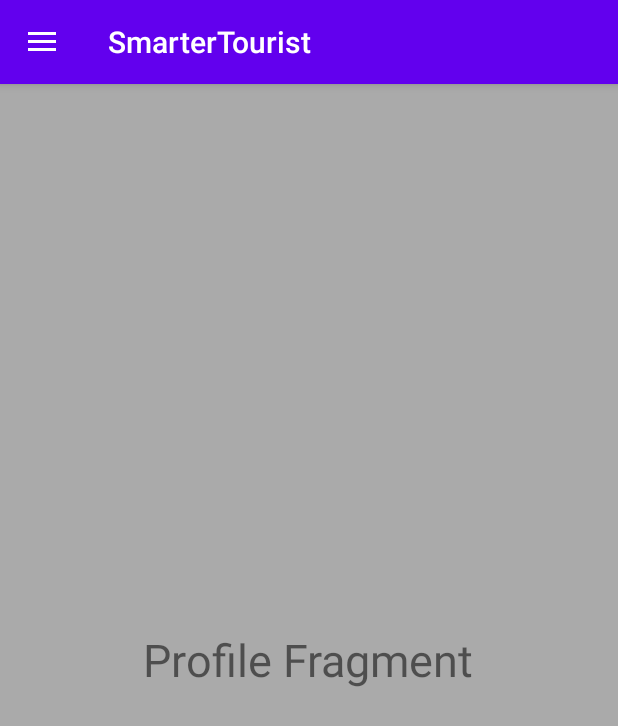
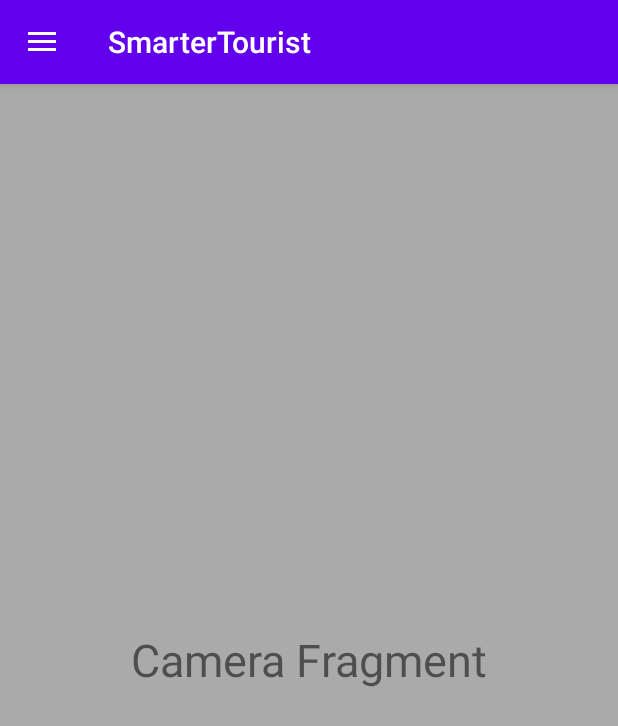
Before and after one commit to Marmotti/SmarterTourist, an Android app: the screen it shows after launch (MainActivity), on a phone screen of 412 x 824 dp. Shown: the top 726 px of the screen. Run offline under Robolectric (Android 15) with nearby library versions, the phone set to English and light mode, and no system bars.

Commit message:
Commit adding scheme of map view

```diff
--- a/app/build.gradle
+++ b/app/build.gradle
@@ -34,4 +34,9 @@ dependencies {
     testImplementation 'junit:junit:4.12'
     androidTestImplementation 'androidx.test.ext:junit:1.1.1'
     androidTestImplementation 'androidx.test.espresso:espresso-core:3.2.0'
+
+    implementation 'com.google.firebase:firebase-analytics:17.4.2'
 }
+
+apply plugin: 'com.android.application'
+apply plugin: 'com.google.gms.google-services'
--- /dev/null
+++ b/app/src/main/java/com/marmotti/smartertourist/CameraFragment.java
@@ -0,0 +1,23 @@
+package com.marmotti.smartertourist;
+
+import android.os.Bundle;
+import android.view.LayoutInflater;
+import android.view.View;
+import android.view.ViewGroup;
+
+import androidx.annotation.NonNull;
+import androidx.annotation.Nullable;
+import androidx.fragment.app.Fragment;
+
+public class CameraFragment extends Fragment {
+
+    public static CameraFragment newInstance(){
+        return new CameraFragment();
+    }
+
+    @Nullable
+    @Override
+    public View onCreateView(@NonNull LayoutInflater inflater, @Nullable ViewGroup container, @Nullable Bundle savedInstanceState) {
+        return inflater.inflate(R.layout.fragment_camera, container, false);
+    }
+}
--- a/app/src/main/java/com/marmotti/smartertourist/MainActivity.java
+++ b/app/src/main/java/com/marmotti/smartertourist/MainActivity.java
@@ -12,31 +12,46 @@ import androidx.appcompat.app.AppCompatActivity;
 import androidx.appcompat.widget.Toolbar;
 import androidx.core.view.GravityCompat;
 import androidx.drawerlayout.widget.DrawerLayout;
+import androidx.fragment.app.FragmentPagerAdapter;
+import androidx.viewpager.widget.ViewPager;
 
 import android.view.View;
 import android.view.Menu;
 import android.view.MenuItem;
 import android.widget.Toast;
 
+import static androidx.fragment.app.FragmentPagerAdapter.BEHAVIOR_RESUME_ONLY_CURRENT_FRAGMENT;
+
 public class MainActivity extends AppCompatActivity implements NavigationView.OnNavigationItemSelectedListener {
     private DrawerLayout drawer;
+    private FragmentPagerAdapter fragmentPagerAdapter;
 
     @Override
     protected void onCreate(Bundle savedInstanceState) {
         super.onCreate(savedInstanceState);
         setContentView(R.layout.activity_main);
 
+        //Creating and associating adapter in order to swipe sides to switch fragments
+        ViewPager viewPager = findViewById(R.id.fragment_container);
+        fragmentPagerAdapter = new ViewPagerAdapter(getSupportFragmentManager(), BEHAVIOR_RESUME_ONLY_CURRENT_FRAGMENT);
+        viewPager.setAdapter(fragmentPagerAdapter);
+        viewPager.setCurrentItem(0);
+
+        //Setting toolbar
         Toolbar toolbar = findViewById(R.id.toolbar);
         setSupportActionBar(toolbar);
 
+        //Setting listener on side menu
         drawer = findViewById(R.id.drawer_layout);
         NavigationView navigationView = findViewById(R.id.nav_view);
         navigationView.setNavigationItemSelectedListener(this);
 
+        //Section managing opening/closing drawer with comments for screenreaders
         ActionBarDrawerToggle toggle = new ActionBarDrawerToggle(this, drawer, toolbar, R.string.navigation_drawer_open, R.string.navigation_drawer_close);
         drawer.addDrawerListener(toggle);
         toggle.syncState();
 
+        //Section ensuring which fragment will show as default;
         if (savedInstanceState == null) {
             getSupportFragmentManager().beginTransaction().replace(R.id.fragment_container, new ProfileFragment()).commit();
             navigationView.setCheckedItem(R.id.nav_profile);
--- /dev/null
+++ b/app/src/main/java/com/marmotti/smartertourist/MapFragment.java
@@ -0,0 +1,23 @@
+package com.marmotti.smartertourist;
+
+import android.os.Bundle;
+import android.view.LayoutInflater;
+import android.view.View;
+import android.view.ViewGroup;
+
+import androidx.annotation.NonNull;
+import androidx.annotation.Nullable;
+import androidx.fragment.app.Fragment;
+
+public class MapFragment extends Fragment {
+
+    public static MapFragment newInstance(){
+        return new MapFragment();
+    }
+
+    @Nullable
+    @Override
+    public View onCreateView(@NonNull LayoutInflater inflater, @Nullable ViewGroup container, @Nullable Bundle savedInstanceState) {
+        return inflater.inflate(R.layout.fragment_map, container, false);
+    }
+}
--- /dev/null
+++ b/app/src/main/java/com/marmotti/smartertourist/ViewPagerAdapter.java
@@ -0,0 +1,33 @@
+package com.marmotti.smartertourist;
+
+import androidx.annotation.NonNull;
+import androidx.fragment.app.Fragment;
+import androidx.fragment.app.FragmentManager;
+import androidx.fragment.app.FragmentPagerAdapter;
+
+public class ViewPagerAdapter extends FragmentPagerAdapter {
+
+    public ViewPagerAdapter(@NonNull FragmentManager fm, int behavior) {
+        super(fm, behavior);
+    }
+
+    @NonNull
+    @Override
+    public Fragment getItem(int position) {
+        switch (position) {
+            case 0:
+                //return main camera fragment
+                return CameraFragment.newInstance();
+            case 1:
+                //return google maps fragment
+                return MapFragment.newInstance();
+
+        }
+        return null;
+    }
+
+    @Override
+    public int getCount() {
+        return 2;
+    }
+}
--- a/app/src/main/res/layout/activity_main.xml
+++ b/app/src/main/res/layout/activity_main.xml
@@ -22,7 +22,7 @@
                 app:popupTheme="@style/ThemeOverlay.AppCompat.Light"
                 android:elevation="4dp" />
 
-            <FrameLayout
+            <androidx.viewpager.widget.ViewPager
                 android:layout_width="match_parent"
                 android:layout_height="match_parent"
                 android:id="@+id/fragment_container" />
--- /dev/null
+++ b/app/src/main/res/layout/fragment_camera.xml
@@ -0,0 +1,14 @@
+<?xml version="1.0" encoding="utf-8"?>
+<RelativeLayout xmlns:android="http://schemas.android.com/apk/res/android"
+    android:layout_width="match_parent"
+    android:layout_height="match_parent"
+    android:background="@android:color/darker_gray">
+
+    <TextView
+        android:layout_width="wrap_content"
+        android:layout_height="wrap_content"
+        android:text="Camera Fragment"
+        android:textSize="30sp"
+        android:layout_centerInParent="true" />
+
+</RelativeLayout>
--- /dev/null
+++ b/app/src/main/res/layout/fragment_map.xml
@@ -0,0 +1,14 @@
+<?xml version="1.0" encoding="utf-8"?>
+<RelativeLayout xmlns:android="http://schemas.android.com/apk/res/android"
+    android:layout_width="match_parent"
+    android:layout_height="match_parent"
+    android:background="@android:color/darker_gray">
+
+    <TextView
+        android:layout_width="wrap_content"
+        android:layout_height="wrap_content"
+        android:text="Map Fragment"
+        android:textSize="30sp"
+        android:layout_centerInParent="true" />
+
+</RelativeLayout>
--- a/build.gradle
+++ b/build.gradle
@@ -9,7 +9,7 @@ buildscript {
     }
     dependencies {
         classpath 'com.android.tools.build:gradle:3.6.3'
-
+        classpath 'com.google.gms:google-services:4.3.3'
 
         // NOTE: Do not place your application dependencies here; they belong
         // in the individual module build.gradle files
```
